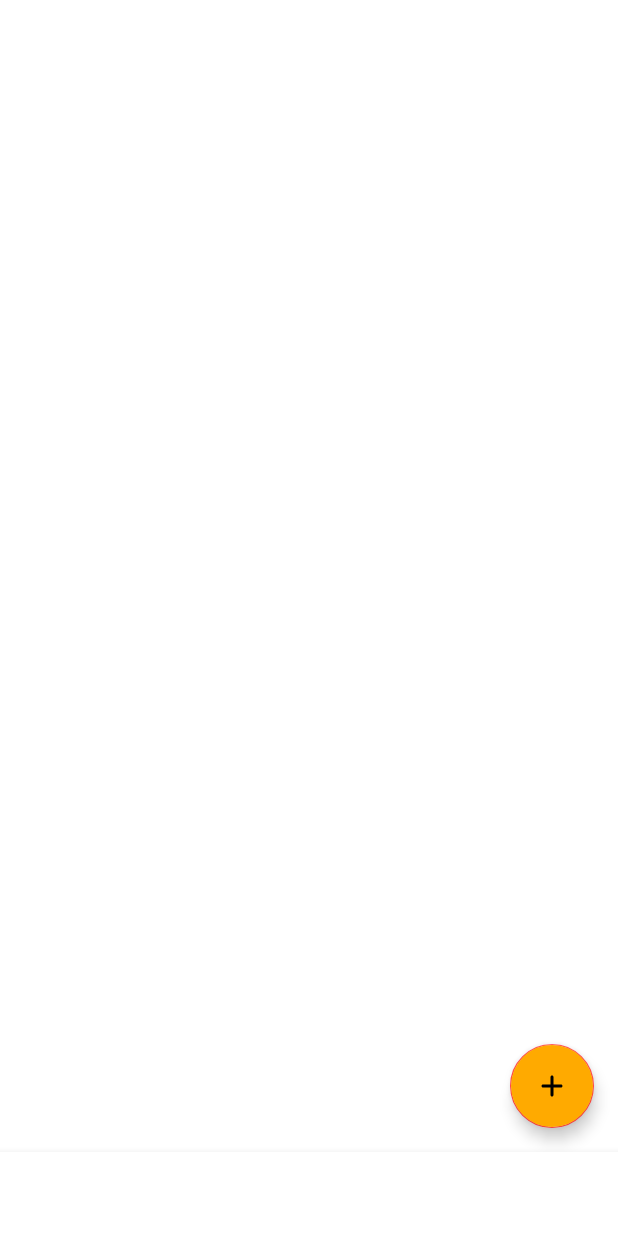
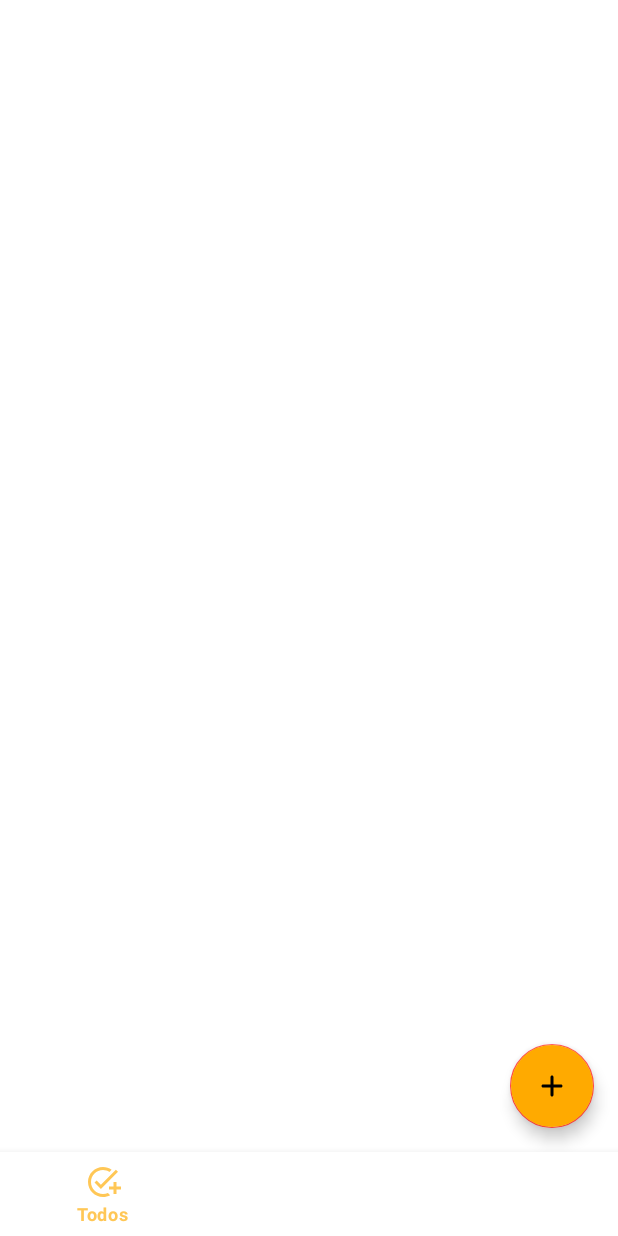
Before and after one commit to asifsanjary/ListsNotesReminders, an Android app: the screen it shows after launch (MainActivity), on a phone screen of 412 x 824 dp. Run offline under Robolectric (Android 15) with nearby library versions, the light colour scheme and no system bars; our stand-ins replace Room's generated code.

Commit message:
Changed active / inactive state color of icon and text on bottom navigation

```diff
--- /dev/null
+++ b/app/src/main/res/color/main_activity_bottom_navigation_selector.xml
@@ -0,0 +1,5 @@
+<?xml version="1.0" encoding="utf-8"?>
+<selector xmlns:android="http://schemas.android.com/apk/res/android">
+    <item android:state_checked="true" android:color="#FFC756" />
+    <item android:color="#FFFFFF"  />
+</selector>
--- a/app/src/main/res/layout/activity_main.xml
+++ b/app/src/main/res/layout/activity_main.xml
@@ -21,8 +21,8 @@
         android:layout_gravity="bottom"
         android:background="?android:attr/windowBackground"
         android:foreground="?attr/selectableItemBackground"
-        app:itemIconTint="@android:color/white"
-        app:itemTextColor="@android:color/white"
+        app:itemIconTint="@color/main_activity_bottom_navigation_selector"
+        app:itemTextColor="@color/main_activity_bottom_navigation_selector"
         app:layout_constraintBottom_toBottomOf="parent"
         app:layout_constraintEnd_toEndOf="parent"
         app:layout_constraintStart_toStartOf="parent"
```
